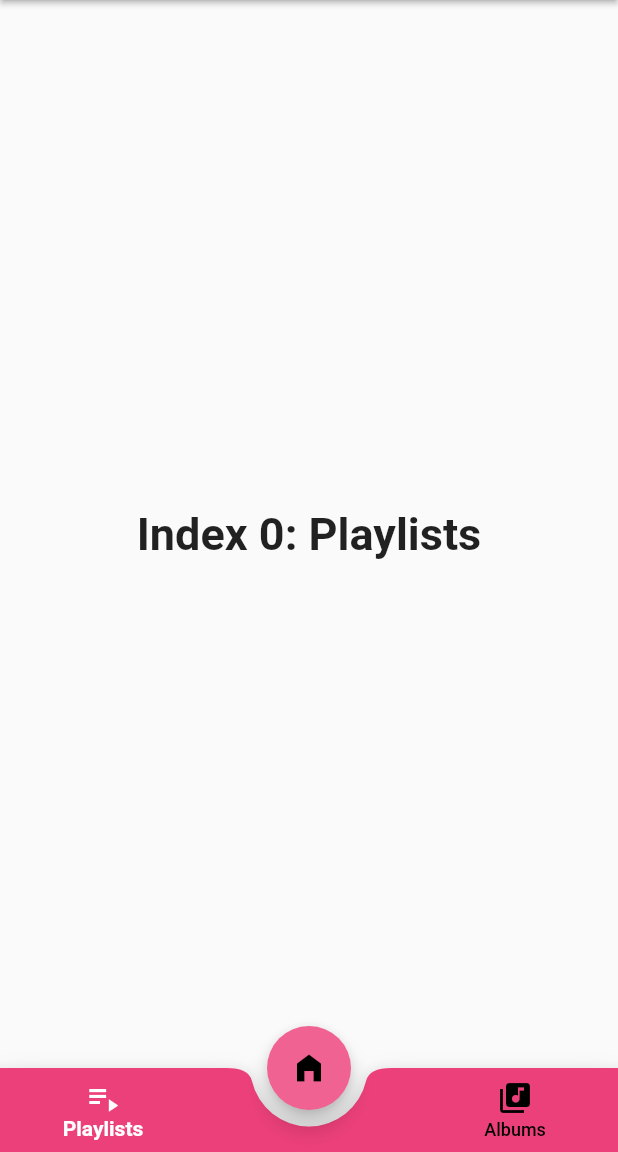
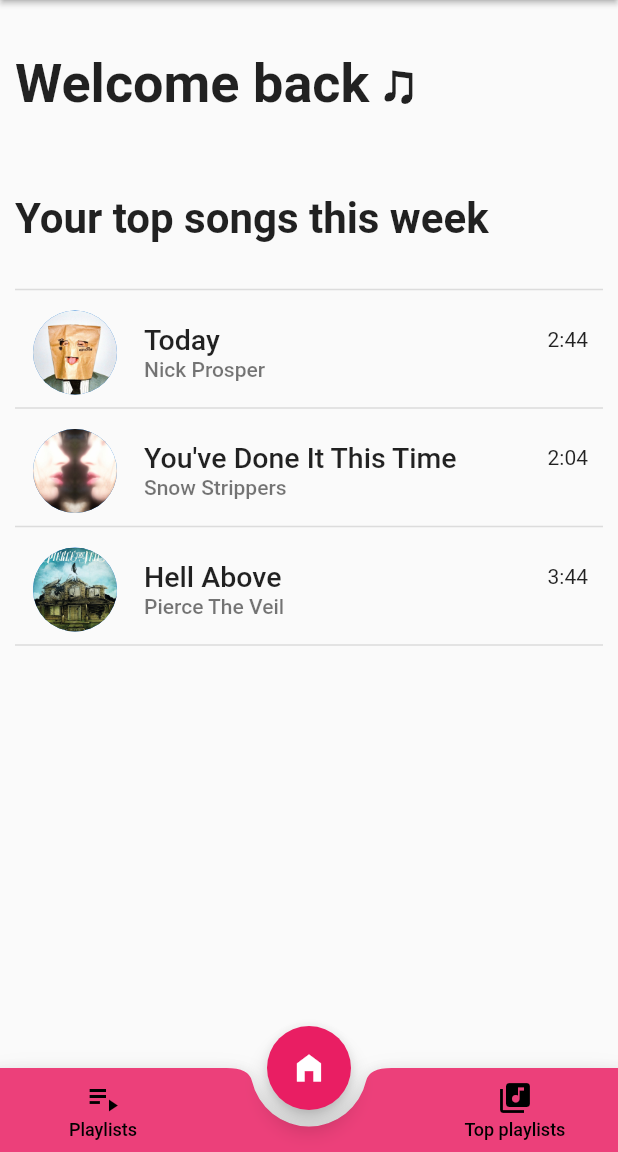
Before and after one commit to plntry/music_app_flutter, a Flutter app: the screen it shows after launch, on a phone screen of 412 x 824 dp, the part 84-1236 px from its top. Run offline on Flutter 3.47's test engine with Material 2 defaults, Android fonts, the light colour scheme and no system bars.

Commit message:
added hero widget & playlists pages

```diff
--- a/lib/main.dart
+++ b/lib/main.dart
@@ -2,6 +2,9 @@ import 'package:flutter/material.dart';
 
 import './widgets/bottom_bar.dart';
 import './widgets/app_drawer.dart';
+import './widgets/pages/home_page.dart';
+import './widgets/pages/playlists_page.dart';
+import './widgets/pages/albums_page.dart';
 
 void main() => runApp(const MyApp());
 
@@ -13,24 +16,12 @@ class MyApp extends StatefulWidget {
 }
 
 class _MyAppState extends State<MyApp> {
-  int _selectedIndex = 0;
-
-  static const TextStyle optionStyle =
-      TextStyle(fontSize: 30, fontWeight: FontWeight.bold);
+  int _selectedIndex = 1;
 
   static const List<Widget> _navOptions = <Widget>[
-    Text(
-      'Index 0: Playlists',
-      style: optionStyle,
-    ),
-    Text(
-      'Index 1: Home',
-      style: optionStyle,
-    ),
-    Text(
-      'Index 2: Albums',
-      style: optionStyle,
-    ),
+    PlaylistsPage(),
+    HomePage(),
+    AlbumsPage()
   ];
 
   void _onItemTapped(int index) {
@@ -64,9 +55,7 @@ class _MyAppState extends State<MyApp> {
           ],
         ),
         drawer: const AppDrawer(),
-        body: Center(
-          child: _navOptions.elementAt(_selectedIndex),
-        ),
+        body: _navOptions.elementAt(_selectedIndex),
         bottomNavigationBar: BottomBar(
           selectedIndex: _selectedIndex,
           onItemTapped: _onItemTapped,
--- a/lib/widgets/bottom_bar.dart
+++ b/lib/widgets/bottom_bar.dart
@@ -48,7 +48,7 @@ class BottomBar extends StatelessWidget {
               icon: Icon(
                 Icons.library_music,
               ),
-              label: 'Albums',
+              label: 'Top playlists',
             )
           ],
         ),
--- /dev/null
+++ b/lib/widgets/pages/home_page.dart
@@ -0,0 +1,99 @@
+import 'package:flutter/material.dart';
+import 'package:music_app/widgets/song_list_item.dart';
+
+class HomePage extends StatelessWidget {
+  const HomePage({super.key});
+
+  final listItemProps = const [
+    {
+      'tag': 'nickprospertoday',
+      'image': 'nickprosper.jpg',
+      'songname': 'Today',
+      'singer': 'Nick Prosper',
+      'duration': '2:44',
+    },
+    {
+      'tag': 'snowstrippersyouvedoneitthistime',
+      'image': 'snowstrippers.jpg',
+      'songname': 'You\'ve Done It This Time',
+      'singer': 'Snow Strippers',
+      'duration': '2:04',
+    },
+    {
+      'tag': 'piercetheveilhellabove',
+      'image': 'piercetheveil.jpg',
+      'songname': 'Hell Above',
+      'singer': 'Pierce The Veil',
+      'duration': '3:44',
+    }
+  ];
+
+  @override
+  Widget build(BuildContext context) {
+    return Padding(
+      padding: const EdgeInsets.all(10),
+      child: Column(
+        children: [
+          Column(
+            mainAxisAlignment: MainAxisAlignment.start,
+            crossAxisAlignment: CrossAxisAlignment.stretch,
+            children: const [
+              Padding(
+                padding: EdgeInsets.only(
+                  top: 20,
+                  bottom: 50,
+                ),
+                child: Text(
+                  'Welcome back ♫',
+                  style: TextStyle(
+                    fontSize: 36,
+                    fontWeight: FontWeight.bold,
+                  ),
+                ),
+              ),
+              Padding(
+                padding: EdgeInsets.only(
+                  bottom: 30,
+                ),
+                child: Text(
+                  'Your top songs this week',
+                  style: TextStyle(
+                    fontSize: 28,
+                    fontWeight: FontWeight.bold,
+                  ),
+                ),
+              ),
+            ],
+          ),
+          Expanded(
+            child: ListView(
+              children: [
+                const Divider(
+                  height: 2,
+                  thickness: 1,
+                ),
+                ...(listItemProps)
+                    .map((item) => Column(
+                          children: [
+                            SongListItem(
+                              tag: item['tag'] as String,
+                              image: item['image'] as String,
+                              songname: item['songname'] as String,
+                              singer: item['singer'] as String,
+                              duration: item['duration'] as String,
+                            ),
+                            const Divider(
+                              height: 2,
+                              thickness: 1,
+                            ),
+                          ],
+                        ))
+                    .toList()
+              ],
+            ),
+          ),
+        ],
+      ),
+    );
+  }
+}
--- /dev/null
+++ b/lib/widgets/song_list_item.dart
@@ -0,0 +1,81 @@
+import 'package:flutter/material.dart';
+import 'package:music_app/widgets/pages/song_about_page.dart';
+
+class SongListItem extends StatelessWidget {
+  final String tag;
+  final String image;
+  final String songname;
+  final String singer;
+  final String duration;
+
+  const SongListItem({
+    required this.tag,
+    required this.image,
+    required this.songname,
+    required this.singer,
+    required this.duration,
+    super.key,
+  });
+
+  @override
+  Widget build(BuildContext context) {
+    return ListTile(
+      contentPadding: const EdgeInsets.only(top: 5, left: 10),
+      leading: Hero(
+        tag: tag,
+        child: GestureDetector(
+          onTap: () => Navigator.of(context).push(
+            MaterialPageRoute(
+              builder: (context) => SongAboutPage(
+                tag: tag,
+                image: image,
+                songname: songname,
+                singer: singer,
+                duration: duration,
+              ),
+            ),
+          ),
+          child: CircleAvatar(
+            radius: 30,
+            backgroundImage: ExactAssetImage('assets/images/$image'),
+          ),
+        ),
+      ),
+      title: Padding(
+        padding: const EdgeInsets.only(right: 10),
+        child: Row(
+          mainAxisAlignment: MainAxisAlignment.spaceBetween,
+          children: [
+            Text(
+              songname,
+              style: const TextStyle(
+                fontWeight: FontWeight.w500,
+                fontSize: 19,
+              ),
+            ),
+            Text(
+              duration,
+              style: const TextStyle(
+                fontSize: 14,
+              ),
+            ),
+          ],
+        ),
+      ),
+      subtitle: Padding(
+        padding: const EdgeInsets.only(right: 10),
+        child: Row(
+          mainAxisAlignment: MainAxisAlignment.spaceBetween,
+          children: [
+            Text(
+              singer,
+              style: const TextStyle(
+                fontWeight: FontWeight.w500,
+              ),
+            ),
+          ],
+        ),
+      ),
+    );
+  }
+}
--- a/pubspec.yaml
+++ b/pubspec.yaml
@@ -59,7 +59,8 @@ flutter:
   uses-material-design: true
 
   # To add assets to your application, add an assets section, like this:
-  # assets:
+  assets:
+      - assets/images/
   #   - images/a_dot_burr.jpeg
   #   - images/a_dot_ham.jpeg
 
```
Also changed, not shown: lib/widgets/pages/albums_page.dart (added, +69 -0 lines), lib/widgets/pages/playlists_page.dart (added, +69 -0 lines), lib/widgets/pages/song_about_page.dart (added, +75 -0 lines), assets/images/nickprosper.jpg (added), assets/images/piercetheveil.jpg (added), assets/images/snowstrippers.jpg (added).
